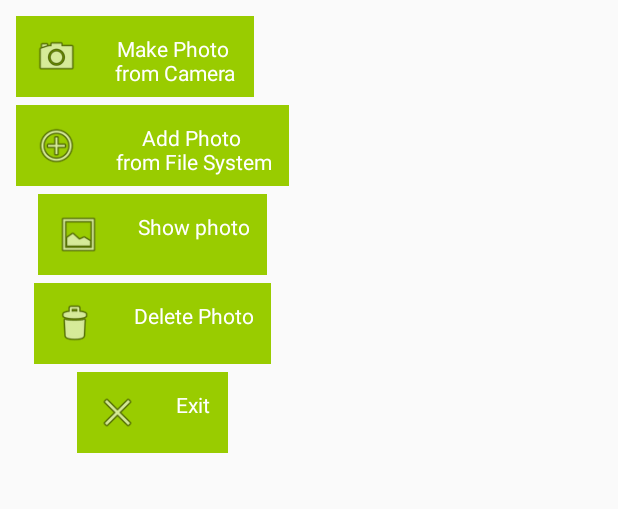
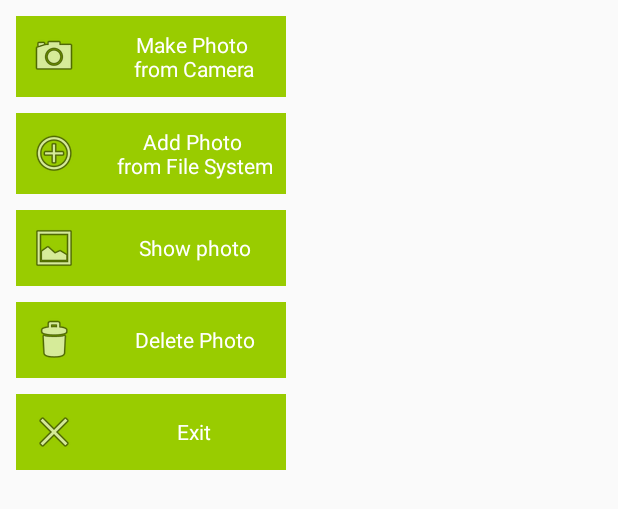
Before and after one commit to PashaJavaProgrammist/Notes, an Android app: the layout fragment_photo_dialog.xml on its own in the app's theme, with its tools: preview values and no code run, on a phone screen of 412 x 824 dp. Shown: the top 509 px of the screen. Run offline under Robolectric (Android 15) with nearby library versions, the phone set to English and light mode, and no system bars.

Commit message:
refactoring layouts and others

```diff
--- a/app/build.gradle
+++ b/app/build.gradle
@@ -37,9 +37,9 @@ dependencies {
     implementation 'com.android.support.constraint:constraint-layout:1.0.2'
 
     kapt "com.github.Raizlabs.DBFlow:dbflow-processor:${dbflow_version}"
-    compile "com.github.Raizlabs.DBFlow:dbflow-core:${dbflow_version}"
-    compile "com.github.Raizlabs.DBFlow:dbflow:${dbflow_version}"
-    compile "com.github.Raizlabs.DBFlow:dbflow-kotlinextensions:${dbflow_version}"
+    implementation "com.github.Raizlabs.DBFlow:dbflow-core:${dbflow_version}"
+    implementation "com.github.Raizlabs.DBFlow:dbflow:${dbflow_version}"
+    implementation "com.github.Raizlabs.DBFlow:dbflow-kotlinextensions:${dbflow_version}"
 
     implementation 'com.squareup.picasso:picasso:2.5.2'
 
--- a/app/src/main/java/com/dev/pavelharetskiy/notes_kotlin/activities/MainActivity.kt
+++ b/app/src/main/java/com/dev/pavelharetskiy/notes_kotlin/activities/MainActivity.kt
@@ -29,7 +29,7 @@ class MainActivity : AppCompatActivity(), NavigationView.OnNavigationItemSelecte
     private val requestCodePhotoMake = 4554
     private val requestCodeFotoPick = 4124
 
-    private var fragment: NotesFragment? = null
+    private lateinit var fragment: NotesFragment
     private var isFavOnScreen = false
     private var uri: Uri? = null
     private var idToChangePhoto = -1
@@ -62,8 +62,13 @@ class MainActivity : AppCompatActivity(), NavigationView.OnNavigationItemSelecte
         nav_view.setNavigationItemSelectedListener(this)
 
         fragment = NotesFragment()
-        fragment?.setNoteList(if (isFavOnScreen) getListOfFavoriteNotes() else getListOfAllNotes())
+        fragment.setNoteList(if (isFavOnScreen) getListOfFavoriteNotes() else getListOfAllNotes())
         doTransaction(fragment)
+    }
+
+    override fun onResume() {
+        super.onResume()
+        updateScreen()
     }
 
     override fun onBackPressed() {
@@ -193,8 +198,7 @@ class MainActivity : AppCompatActivity(), NavigationView.OnNavigationItemSelecte
     fun startCameraActivity(id: Int) {
         generateFileUri()
         idToChangePhoto = id
-        val intent = Intent(MediaStore.ACTION_IMAGE_CAPTURE)//запускаем камеру с помощью интента
-        intent.putExtra(MediaStore.EXTRA_OUTPUT, uri)
+        val intent = Intent(MediaStore.ACTION_IMAGE_CAPTURE).putExtra(MediaStore.EXTRA_OUTPUT, uri)
         startActivityForResult(intent, requestCodePhotoMake)
     }
 
@@ -225,6 +229,6 @@ class MainActivity : AppCompatActivity(), NavigationView.OnNavigationItemSelecte
     }
 
     fun updateScreen() {
-        fragment?.updateNoteList(if (isFavOnScreen) getListOfFavoriteNotes() else getListOfAllNotes())
+        fragment.updateNoteList(if (isFavOnScreen) getListOfFavoriteNotes() else getListOfAllNotes())
     }
 }
--- a/app/src/main/java/com/dev/pavelharetskiy/notes_kotlin/dialogs/ChangeDialog.kt
+++ b/app/src/main/java/com/dev/pavelharetskiy/notes_kotlin/dialogs/ChangeDialog.kt
@@ -20,13 +20,13 @@ class ChangeDialog : DialogFragment() {
     private var idNote = -1
     private val instId = "idTOsave"
 
-    private var edTitle: TextView? = null
-    private var edBody: TextView? = null
+    private lateinit var edTitle: TextView
+    private lateinit var edBody: TextView
 
     private fun onClickYes() {
         val noteToChange: Note?
-        val title = edTitle?.text.toString()
-        val body = edBody?.text.toString()
+        val title = edTitle.text.toString()
+        val body = edBody.text.toString()
         if (title.isNotEmpty()) {
             noteToChange = getNoteById(idNote)
             noteToChange?.body = body
@@ -83,8 +83,8 @@ class ChangeDialog : DialogFragment() {
     private fun updateViews() {
         if (idNote != -1) {
             val noteForChange = getNoteById(idNote)
-            edTitle?.text = noteForChange?.title
-            edBody?.text = noteForChange?.body
+            edTitle.text = noteForChange?.title
+            edBody.text = noteForChange?.body
         }
     }
 }
--- a/app/src/main/java/com/dev/pavelharetskiy/notes_kotlin/dialogs/CreateDialog.kt
+++ b/app/src/main/java/com/dev/pavelharetskiy/notes_kotlin/dialogs/CreateDialog.kt
@@ -14,8 +14,8 @@ import kotlinx.android.synthetic.main.fragment_create_dialog.view.*
 
 class CreateDialog : DialogFragment() {
 
-    private var edTitle: TextView? = null
-    private var edBody: TextView? = null
+    private lateinit var edTitle: TextView
+    private lateinit var edBody: TextView
 
     override fun onCreate(savedInstanceState: Bundle?) {
         super.onCreate(savedInstanceState)
@@ -37,8 +37,8 @@ class CreateDialog : DialogFragment() {
     }
 
     private fun onClickYes() {
-        val titleNote = edTitle?.text.toString()
-        val bodyNote = edBody?.text.toString()
+        val titleNote = edTitle.text.toString()
+        val bodyNote = edBody.text.toString()
         if (titleNote.isNotEmpty()) {
             createNote(titleNote, bodyNote)
             if (activity != null) {
--- a/app/src/main/res/layout-land/fragment_photo_dialog.xml
+++ b/app/src/main/res/layout-land/fragment_photo_dialog.xml
@@ -1,147 +1,58 @@
 <?xml version="1.0" encoding="utf-8"?>
-<LinearLayout xmlns:android="http://schemas.android.com/apk/res/android"
+<android.support.constraint.ConstraintLayout xmlns:android="http://schemas.android.com/apk/res/android"
     xmlns:app="http://schemas.android.com/apk/res-auto"
     android:layout_width="wrap_content"
     android:layout_height="wrap_content"
-    android:layout_margin="5dp"
-    android:orientation="vertical">
-
-    <LinearLayout
-        android:layout_width="wrap_content"
-        android:layout_height="wrap_content"
-        android:orientation="horizontal">
-
-        <LinearLayout
-            android:layout_width="wrap_content"
-            android:layout_height="wrap_content"
-            android:orientation="vertical">
-
-            <LinearLayout
-                android:id="@+id/btMake"
-                android:layout_width="match_parent"
-                android:layout_height="wrap_content"
-                android:layout_margin="5dp"
-                android:layout_marginTop="12dp"
-                android:background="@android:color/holo_green_light"
-                android:orientation="horizontal"
-                app:layout_constraintStart_toStartOf="parent"
-                app:layout_constraintTop_toTopOf="parent">
-
-                <ImageView
-                    android:layout_width="30dp"
-                    android:layout_height="30dp"
-                    android:layout_margin="12dp"
-                    android:contentDescription="@string/app_name"
-                    app:srcCompat="@android:drawable/ic_menu_camera" />
+    android:layout_margin="5dp">
 
     <TextView
-                    style="@style/camera_dialog_button"
-                    android:text="@string/make_photo_from_camera" />
-            </LinearLayout>
-
-            <LinearLayout
-                android:id="@+id/btAdd"
-                android:layout_width="match_parent"
-                android:layout_height="wrap_content"
-                android:layout_margin="5dp"
-                android:background="@android:color/holo_green_light"
-                android:orientation="horizontal"
-                app:layout_constraintEnd_toEndOf="parent"
+        android:id="@+id/btMake"
+        style="@style/land_camera_dialog_button_style"
+        android:drawableLeft="@android:drawable/ic_menu_camera"
+        android:drawableStart="@android:drawable/ic_menu_camera"
+        android:text="@string/make_photo_from_camera"
         app:layout_constraintStart_toStartOf="parent"
-                app:layout_constraintTop_toBottomOf="@+id/btMake">
-
-                <ImageView
-                    android:layout_width="30dp"
-                    android:layout_height="30dp"
-                    android:layout_margin="12dp"
-                    android:contentDescription="@string/app_name"
-                    app:srcCompat="@android:drawable/ic_menu_add" />
+        app:layout_constraintTop_toTopOf="parent" />
 
     <TextView
-                    style="@style/camera_dialog_button"
-                    android:text="@string/add_photo_from_file_system" />
-            </LinearLayout>
-
-        </LinearLayout>
-
-        <LinearLayout
-            android:layout_width="wrap_content"
-            android:layout_height="wrap_content"
-            android:orientation="vertical">
-
-            <LinearLayout
-                android:id="@+id/btShow"
-                android:layout_width="match_parent"
-                android:layout_height="wrap_content"
-                android:layout_margin="5dp"
-                android:background="@android:color/holo_green_light"
-                android:orientation="horizontal"
-                app:layout_constraintEnd_toEndOf="parent"
+        android:id="@+id/btAdd"
+        style="@style/land_camera_dialog_button_style"
+        android:drawableLeft="@android:drawable/ic_menu_add"
+        android:drawableStart="@android:drawable/ic_menu_add"
+        android:text="@string/add_photo_from_file_system"
         app:layout_constraintStart_toStartOf="parent"
-                app:layout_constraintTop_toBottomOf="@+id/btAdd">
-
-                <ImageView
-                    android:layout_width="30dp"
-                    android:layout_height="30dp"
-                    android:layout_margin="12dp"
-                    android:contentDescription="@string/app_name"
-                    app:srcCompat="@android:drawable/ic_menu_gallery" />
+        app:layout_constraintTop_toBottomOf="@+id/btMake" />
 
     <TextView
-                    style="@style/camera_dialog_button"
-                    android:text="@string/show_photo" />
-            </LinearLayout>
-
-            <LinearLayout
-                android:id="@+id/btDeletePhoto"
-                android:layout_width="match_parent"
-                android:layout_height="wrap_content"
-                android:layout_margin="5dp"
-                android:layout_marginTop="8dp"
-                android:background="@android:color/holo_green_light"
-                android:orientation="horizontal"
+        android:id="@+id/btShow"
+        style="@style/land_camera_dialog_button_style"
+        android:drawableLeft="@android:drawable/ic_menu_gallery"
+        android:drawableStart="@android:drawable/ic_menu_gallery"
+        android:text="@string/show_photo"
         app:layout_constraintEnd_toEndOf="parent"
-                app:layout_constraintStart_toStartOf="parent"
-                app:layout_constraintTop_toBottomOf="@+id/btShow">
-
-                <ImageView
-                    android:layout_width="30dp"
-                    android:layout_height="30dp"
-                    android:layout_margin="12dp"
-                    android:contentDescription="@string/app_name"
-                    app:srcCompat="@android:drawable/ic_menu_delete" />
+        app:layout_constraintStart_toEndOf="@+id/btMake"
+        app:layout_constraintTop_toTopOf="parent" />
 
     <TextView
-                    style="@style/camera_dialog_button"
-                    android:text="@string/delete_photo" />
-            </LinearLayout>
-        </LinearLayout>
-    </LinearLayout>
+        android:id="@+id/btDeletePhoto"
+        style="@style/land_camera_dialog_button_style"
+        android:drawableLeft="@android:drawable/ic_menu_delete"
+        android:drawableStart="@android:drawable/ic_menu_delete"
+        android:text="@string/delete_photo"
+        app:layout_constraintEnd_toEndOf="parent"
+        app:layout_constraintStart_toEndOf="@+id/btAdd"
+        app:layout_constraintTop_toBottomOf="@+id/btShow" />
 
-    <LinearLayout
+    <TextView
         android:id="@+id/btExit"
+        style="@style/land_camera_dialog_button_style"
         android:layout_width="match_parent"
-        android:layout_height="wrap_content"
-        android:layout_margin="5dp"
-        android:layout_marginBottom="8dp"
-        android:layout_marginTop="8dp"
-        android:background="@android:color/holo_green_light"
-        android:orientation="horizontal"
+        android:drawableLeft="@android:drawable/ic_menu_close_clear_cancel"
+        android:drawableStart="@android:drawable/ic_menu_close_clear_cancel"
+        android:text="@string/exit"
         app:layout_constraintBottom_toBottomOf="parent"
         app:layout_constraintEnd_toEndOf="parent"
         app:layout_constraintStart_toStartOf="parent"
-        app:layout_constraintTop_toBottomOf="@+id/btDeletePhoto">
+        app:layout_constraintTop_toBottomOf="@+id/btAdd" />
 
-        <ImageView
-            android:layout_width="30dp"
-            android:layout_height="30dp"
-            android:layout_margin="12dp"
-            android:contentDescription="@string/app_name"
-            app:srcCompat="@android:drawable/ic_menu_close_clear_cancel" />
-
-        <TextView
-            style="@style/camera_dialog_button"
-            android:text="@string/exit" />
-    </LinearLayout>
-
-</LinearLayout>
+</android.support.constraint.ConstraintLayout>
--- a/app/src/main/res/layout/fragment_photo_dialog.xml
+++ b/app/src/main/res/layout/fragment_photo_dialog.xml
@@ -1,128 +1,43 @@
 <?xml version="1.0" encoding="utf-8"?>
-<android.support.constraint.ConstraintLayout xmlns:android="http://schemas.android.com/apk/res/android"
-    xmlns:app="http://schemas.android.com/apk/res-auto"
+<LinearLayout xmlns:android="http://schemas.android.com/apk/res/android"
     android:layout_width="wrap_content"
     android:layout_height="wrap_content"
-    android:layout_margin="5dp">
-
-
-    <LinearLayout
-        android:id="@+id/btMake"
-        android:layout_width="match_parent"
-        android:layout_height="wrap_content"
     android:layout_margin="5dp"
-        android:layout_marginTop="12dp"
-        android:background="@android:color/holo_green_light"
-        android:orientation="horizontal"
-        app:layout_constraintStart_toStartOf="parent"
-        app:layout_constraintTop_toTopOf="parent">
-
-        <ImageView
-            android:layout_width="30dp"
-            android:layout_height="30dp"
-            android:layout_margin="12dp"
-            android:contentDescription="@string/app_name"
-            app:srcCompat="@android:drawable/ic_menu_camera" />
+    android:orientation="vertical">
 
     <TextView
-            style="@style/camera_dialog_button"
+        android:id="@+id/btMake"
+        style="@style/port_camera_dialog_button_style"
+        android:drawableLeft="@android:drawable/ic_menu_camera"
+        android:drawableStart="@android:drawable/ic_menu_camera"
         android:text="@string/make_photo_from_camera" />
-    </LinearLayout>
-
-    <LinearLayout
-        android:id="@+id/btAdd"
-        android:layout_width="match_parent"
-        android:layout_height="wrap_content"
-        android:layout_margin="5dp"
-        android:background="@android:color/holo_green_light"
-        android:orientation="horizontal"
-        app:layout_constraintEnd_toEndOf="parent"
-        app:layout_constraintStart_toStartOf="parent"
-        app:layout_constraintTop_toBottomOf="@+id/btMake">
-
-        <ImageView
-            android:layout_width="30dp"
-            android:layout_height="30dp"
-            android:layout_margin="12dp"
-            android:contentDescription="@string/app_name"
-            app:srcCompat="@android:drawable/ic_menu_add" />
 
     <TextView
-            style="@style/camera_dialog_button"
+        android:id="@+id/btAdd"
+        style="@style/port_camera_dialog_button_style"
+        android:background="@android:color/holo_green_light"
+        android:drawableLeft="@android:drawable/ic_menu_add"
+        android:drawableStart="@android:drawable/ic_menu_add"
         android:text="@string/add_photo_from_file_system" />
-    </LinearLayout>
-
-    <LinearLayout
-        android:id="@+id/btShow"
-        android:layout_width="match_parent"
-        android:layout_height="wrap_content"
-        android:layout_margin="5dp"
-        android:background="@android:color/holo_green_light"
-        android:orientation="horizontal"
-        app:layout_constraintEnd_toEndOf="parent"
-        app:layout_constraintStart_toStartOf="parent"
-        app:layout_constraintTop_toBottomOf="@+id/btAdd">
-
-        <ImageView
-            android:layout_width="30dp"
-            android:layout_height="30dp"
-            android:layout_margin="12dp"
-            android:contentDescription="@string/app_name"
-            app:srcCompat="@android:drawable/ic_menu_gallery" />
 
     <TextView
-            style="@style/camera_dialog_button"
+        android:id="@+id/btShow"
+        style="@style/port_camera_dialog_button_style"
+        android:drawableLeft="@android:drawable/ic_menu_gallery"
+        android:drawableStart="@android:drawable/ic_menu_gallery"
         android:text="@string/show_photo" />
-    </LinearLayout>
-
-    <LinearLayout
-        android:id="@+id/btDeletePhoto"
-        android:layout_width="match_parent"
-        android:layout_height="wrap_content"
-        android:layout_margin="5dp"
-        android:layout_marginTop="8dp"
-        android:background="@android:color/holo_green_light"
-        android:orientation="horizontal"
-        app:layout_constraintEnd_toEndOf="parent"
-        app:layout_constraintStart_toStartOf="parent"
-        app:layout_constraintTop_toBottomOf="@+id/btShow">
-
-        <ImageView
-            android:layout_width="30dp"
-            android:layout_height="30dp"
-            android:layout_margin="12dp"
-            android:contentDescription="@string/app_name"
-            app:srcCompat="@android:drawable/ic_menu_delete" />
 
     <TextView
-            style="@style/camera_dialog_button"
+        android:id="@+id/btDeletePhoto"
+        style="@style/port_camera_dialog_button_style"
+        android:drawableLeft="@android:drawable/ic_menu_delete"
+        android:drawableStart="@android:drawable/ic_menu_delete"
         android:text="@string/delete_photo" />
-    </LinearLayout>
-
-    <LinearLayout
-        android:id="@+id/btExit"
-        android:layout_width="match_parent"
-        android:layout_height="wrap_content"
-        android:layout_margin="5dp"
-        android:layout_marginBottom="8dp"
-        android:layout_marginTop="8dp"
-        android:background="@android:color/holo_green_light"
-        android:orientation="horizontal"
-        app:layout_constraintBottom_toBottomOf="parent"
-        app:layout_constraintEnd_toEndOf="parent"
-        app:layout_constraintStart_toStartOf="parent"
-        app:layout_constraintTop_toBottomOf="@+id/btDeletePhoto">
-
-        <ImageView
-            android:layout_width="30dp"
-            android:layout_height="30dp"
-            android:layout_margin="12dp"
-            android:contentDescription="@string/app_name"
-            app:srcCompat="@android:drawable/ic_menu_close_clear_cancel" />
 
     <TextView
-            style="@style/camera_dialog_button"
+        android:id="@+id/btExit"
+        style="@style/port_camera_dialog_button_style"
+        android:drawableLeft="@android:drawable/ic_menu_close_clear_cancel"
+        android:drawableStart="@android:drawable/ic_menu_close_clear_cancel"
         android:text="@string/exit" />
 </LinearLayout>
-
-</android.support.constraint.ConstraintLayout>
--- a/app/src/main/res/values/styles.xml
+++ b/app/src/main/res/values/styles.xml
@@ -83,4 +83,27 @@
         <item name="android:textSize">20sp</item>
     </style>
 
+    <style name="land_camera_dialog_button_style" parent="camera_dialog_button">
+        <item name="android:layout_width">200dp</item>
+        <item name="android:layout_height">50dp</item>
+        <item name="android:layout_margin">10dp</item>
+        <item name="android:layout_marginEnd">8dp</item>
+        <item name="android:layout_marginStart">8dp</item>
+        <item name="android:layout_marginTop">8dp</item>
+        <item name="android:background">@android:color/holo_green_light</item>
+        <item name="android:drawablePadding">25dp</item>
+        <item name="android:padding">9dp</item>
+    </style>
+
+    <style name="port_camera_dialog_button_style" parent="camera_dialog_button">
+        <item name="android:layout_width">match_parent</item>
+        <item name="android:layout_height">wrap_content</item>
+        <item name="android:layout_margin">5dp</item>
+        <item name="android:background">@android:color/holo_green_light</item>
+        <item name="android:drawablePadding">25dp</item>
+        <item name="android:padding">9dp</item>
+        <item name="android:paddingLeft">15dp</item>
+        <item name="android:paddingRight">15dp</item>
+    </style>
+
 </resources>
```
Lines whose indentation alone changed are shown as unchanged.
